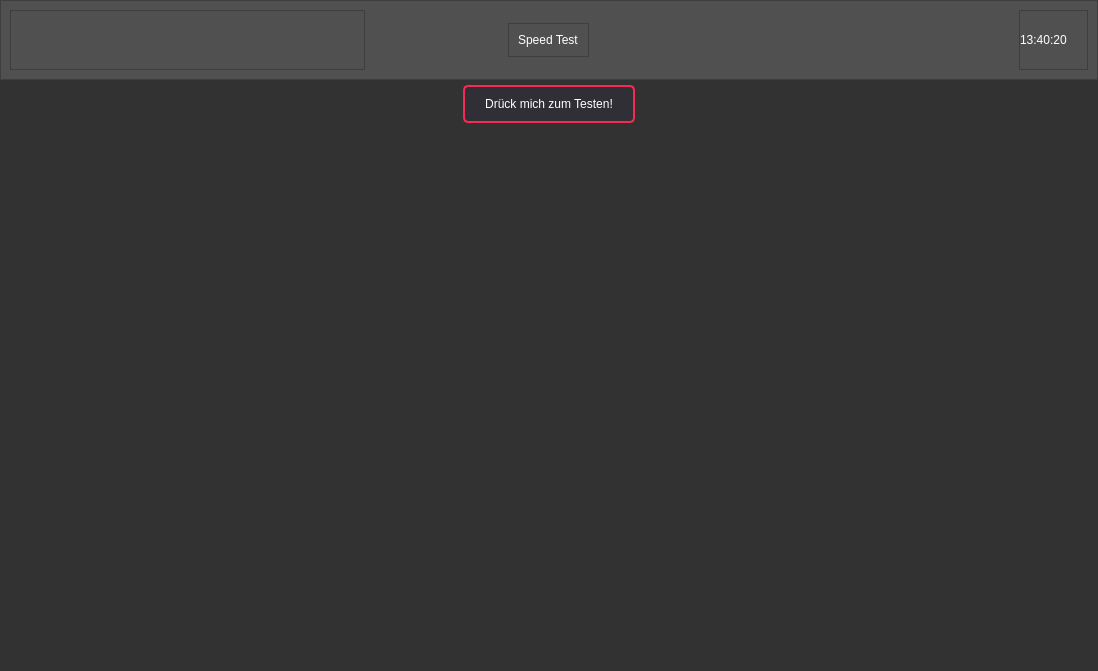
Before: the Qt Designer form pyqt5-Test/main_ui.ui in Florian11111/Smart-Deck, drawn with Qt 5.
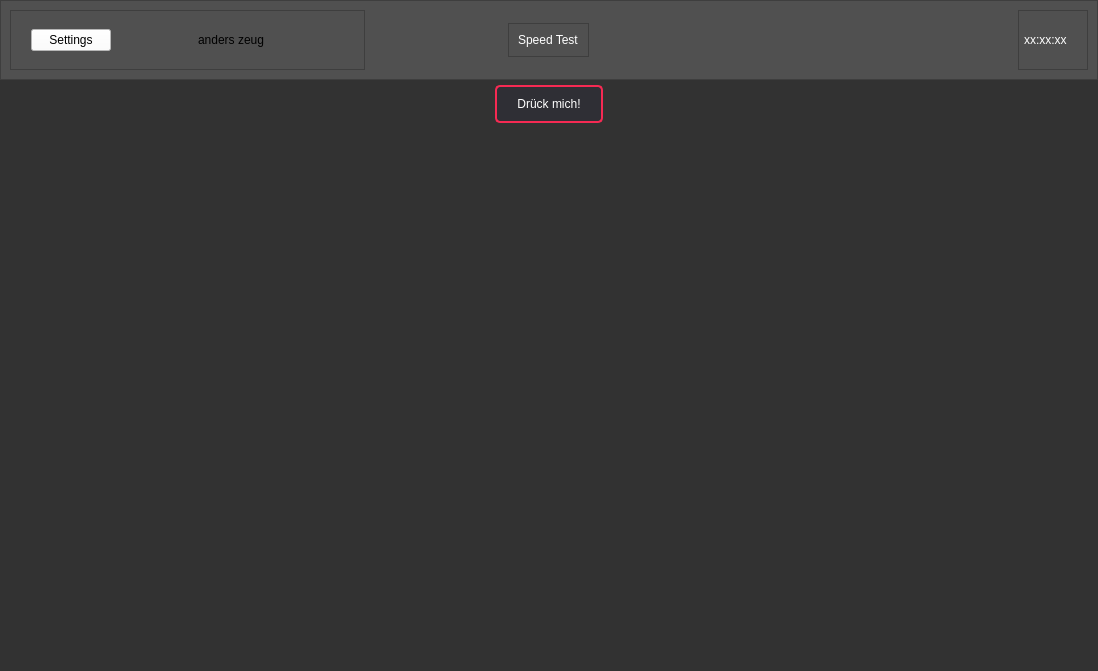
After: the same form once the commit is applied.

Commit message: uhrzeit wird nun angezeigt

Diff of the .ui file:
```diff
--- a/pyqt5-Test/main_ui.ui
+++ b/pyqt5-Test/main_ui.ui
@@ -56,7 +56,7 @@
   padding: 10px 20px; /* Innenabstand (oben/unten links/rechts) */</string>
       </property>
       <property name="text">
-       <string>Drück mich zum Testen!</string>
+       <string>Drück mich!</string>
       </property>
      </widget>
     </item>
@@ -135,6 +135,46 @@
          <property name="frameShadow">
           <enum>QFrame::Raised</enum>
          </property>
+         <layout class="QHBoxLayout" name="horizontalLayout_3" stretch="0,0">
+          <property name="spacing">
+           <number>5</number>
+          </property>
+          <property name="leftMargin">
+           <number>20</number>
+          </property>
+          <property name="topMargin">
+           <number>5</number>
+          </property>
+          <property name="rightMargin">
+           <number>5</number>
+          </property>
+          <property name="bottomMargin">
+           <number>5</number>
+          </property>
+          <item alignment="Qt::AlignLeft">
+           <widget class="QPushButton" name="pushButton">
+            <property name="sizePolicy">
+             <sizepolicy hsizetype="Minimum" vsizetype="Maximum">
+              <horstretch>0</horstretch>
+              <verstretch>0</verstretch>
+             </sizepolicy>
+            </property>
+            <property name="styleSheet">
+             <string notr="true">background-color: rgb(255, 255, 255);</string>
+            </property>
+            <property name="text">
+             <string>Settings</string>
+            </property>
+           </widget>
+          </item>
+          <item>
+           <widget class="QLabel" name="label">
+            <property name="text">
+             <string>anders zeug</string>
+            </property>
+           </widget>
+          </item>
+         </layout>
         </widget>
        </item>
        <item alignment="Qt::AlignHCenter|Qt::AlignVCenter">
@@ -168,30 +208,30 @@
          <property name="frameShadow">
           <enum>QFrame::Raised</enum>
          </property>
-         <layout class="QHBoxLayout" name="horizontalLayout_2">
+         <layout class="QHBoxLayout" name="horizontalLayout_2" stretch="0">
           <property name="spacing">
-           <number>0</number>
+           <number>5</number>
           </property>
           <property name="leftMargin">
-           <number>0</number>
+           <number>5</number>
           </property>
           <property name="topMargin">
-           <number>0</number>
+           <number>5</number>
           </property>
           <property name="rightMargin">
            <number>20</number>
           </property>
           <property name="bottomMargin">
-           <number>0</number>
+           <number>5</number>
           </property>
           <item alignment="Qt::AlignRight">
-           <widget class="QLabel" name="label">
+           <widget class="QLabel" name="uhrzeitLabel">
             <property name="styleSheet">
              <string notr="true">color: rgb(255, 255, 255);
 font: 12pt &quot;Arial&quot;;</string>
             </property>
             <property name="text">
-             <string>13:40:20</string>
+             <string>xx:xx:xx</string>
             </property>
            </widget>
           </item>
```
The commit also changes 4 other files.
